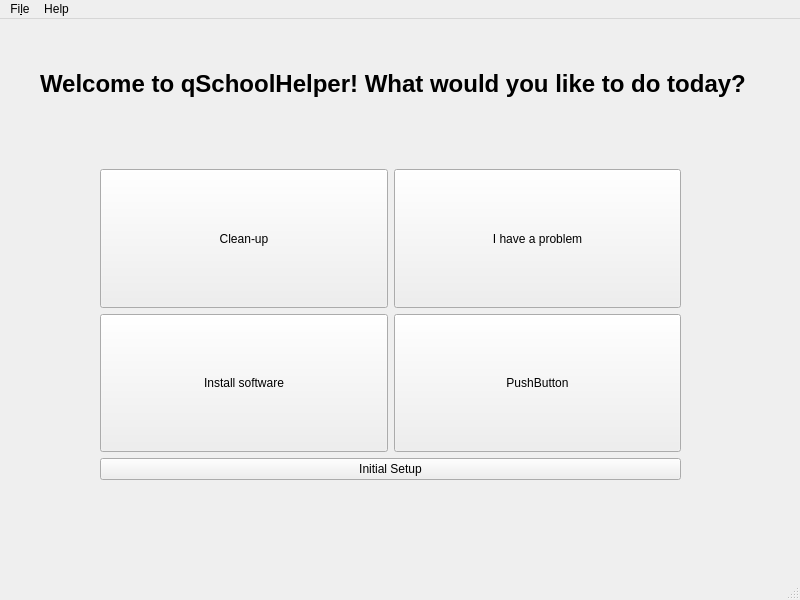
Atrate/qSchoolHelper, file ui/main_window.ui: the form before one commit.
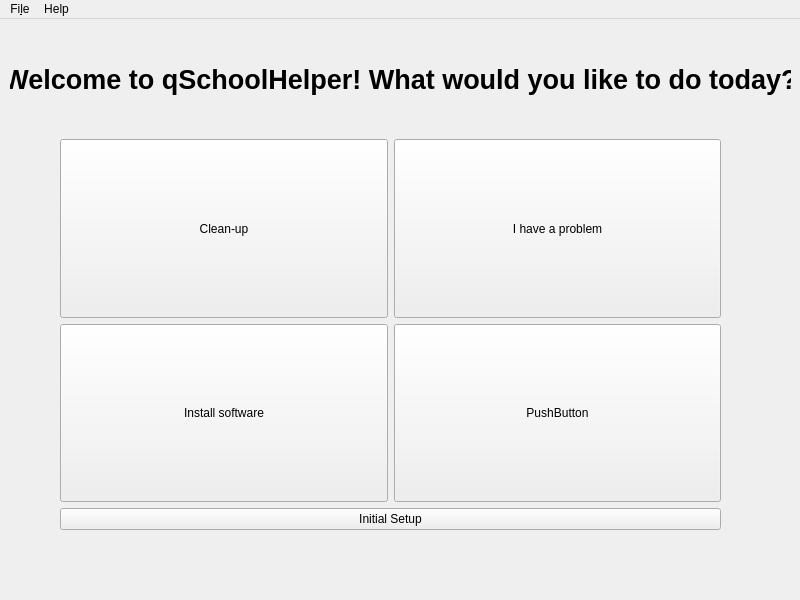
The form after the commit.

```diff
--- a/ui/main_window.ui
+++ b/ui/main_window.ui
@@ -10,57 +10,38 @@
     <height>600</height>
    </rect>
   </property>
+  <property name="minimumSize">
+   <size>
+    <width>800</width>
+    <height>600</height>
+   </size>
+  </property>
+  <property name="maximumSize">
+   <size>
+    <width>800</width>
+    <height>600</height>
+   </size>
+  </property>
   <property name="windowTitle">
    <string>qSchoolCleaner</string>
   </property>
   <widget class="QWidget" name="centralwidget">
-   <widget class="QLabel" name="label">
-    <property name="geometry">
-     <rect>
-      <x>40</x>
-      <y>19</y>
-      <width>711</width>
-      <height>91</height>
-     </rect>
-    </property>
-    <property name="font">
-     <font>
-      <pointsize>18</pointsize>
-      <weight>75</weight>
-      <bold>true</bold>
-      <stylestrategy>PreferDefault</stylestrategy>
-     </font>
-    </property>
-    <property name="autoFillBackground">
-     <bool>false</bool>
-    </property>
-    <property name="text">
-     <string>Welcome to qSchoolHelper! What would you like to do today?</string>
-    </property>
-   </widget>
    <widget class="QWidget" name="gridLayoutWidget">
     <property name="geometry">
      <rect>
-      <x>100</x>
-      <y>150</y>
-      <width>581</width>
-      <height>311</height>
+      <x>60</x>
+      <y>120</y>
+      <width>661</width>
+      <height>391</height>
      </rect>
     </property>
     <layout class="QGridLayout" name="gridLayout">
-     <item row="2" column="0">
-      <widget class="QPushButton" name="software_button">
-       <property name="sizePolicy">
-        <sizepolicy hsizetype="Expanding" vsizetype="Expanding">
-         <horstretch>0</horstretch>
-         <verstretch>0</verstretch>
-        </sizepolicy>
-       </property>
-       <property name="text">
-        <string>Install software</string>
-       </property>
-      </widget>
-     </item>
+     <property name="sizeConstraint">
+      <enum>QLayout::SetDefaultConstraint</enum>
+     </property>
+     <property name="rightMargin">
+      <number>0</number>
+     </property>
      <item row="0" column="0">
       <widget class="QPushButton" name="clean_button">
        <property name="sizePolicy">
@@ -87,6 +68,19 @@
        </property>
       </widget>
      </item>
+     <item row="2" column="0">
+      <widget class="QPushButton" name="software_button">
+       <property name="sizePolicy">
+        <sizepolicy hsizetype="Expanding" vsizetype="Expanding">
+         <horstretch>0</horstretch>
+         <verstretch>0</verstretch>
+        </sizepolicy>
+       </property>
+       <property name="text">
+        <string>Install software</string>
+       </property>
+      </widget>
+     </item>
      <item row="2" column="1">
       <widget class="QPushButton" name="pushButton_4">
        <property name="sizePolicy">
@@ -118,6 +112,33 @@
      </item>
     </layout>
    </widget>
+   <widget class="QLabel" name="label">
+    <property name="geometry">
+     <rect>
+      <x>10</x>
+      <y>40</y>
+      <width>781</width>
+      <height>41</height>
+     </rect>
+    </property>
+    <property name="font">
+     <font>
+      <pointsize>20</pointsize>
+      <weight>75</weight>
+      <bold>true</bold>
+      <stylestrategy>PreferDefault</stylestrategy>
+     </font>
+    </property>
+    <property name="autoFillBackground">
+     <bool>false</bool>
+    </property>
+    <property name="text">
+     <string>Welcome to qSchoolHelper! What would you like to do today?</string>
+    </property>
+    <property name="alignment">
+     <set>Qt::AlignCenter</set>
+    </property>
+   </widget>
   </widget>
   <widget class="QMenuBar" name="menubar">
    <property name="geometry">
@@ -146,7 +167,6 @@
    <addaction name="menuas"/>
    <addaction name="menuHelp"/>
   </widget>
-  <widget class="QStatusBar" name="statusbar"/>
   <action name="actionQuit">
    <property name="text">
     <string>&amp;Exit</string>
```
